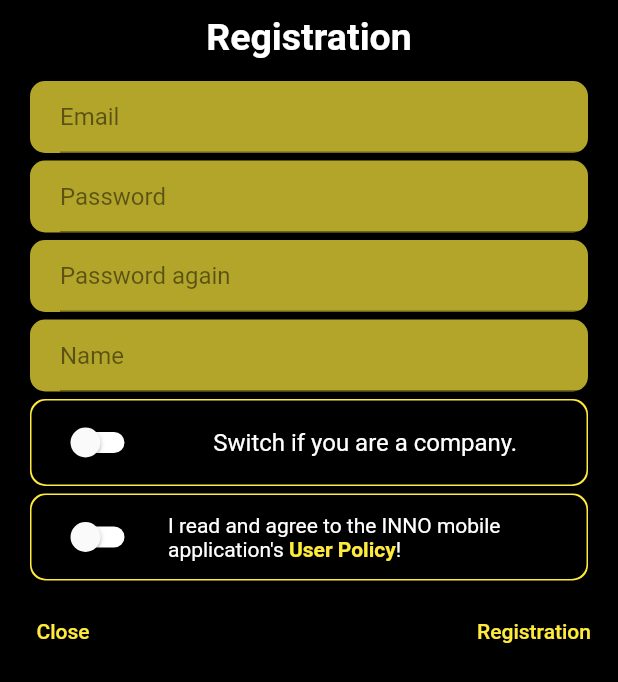
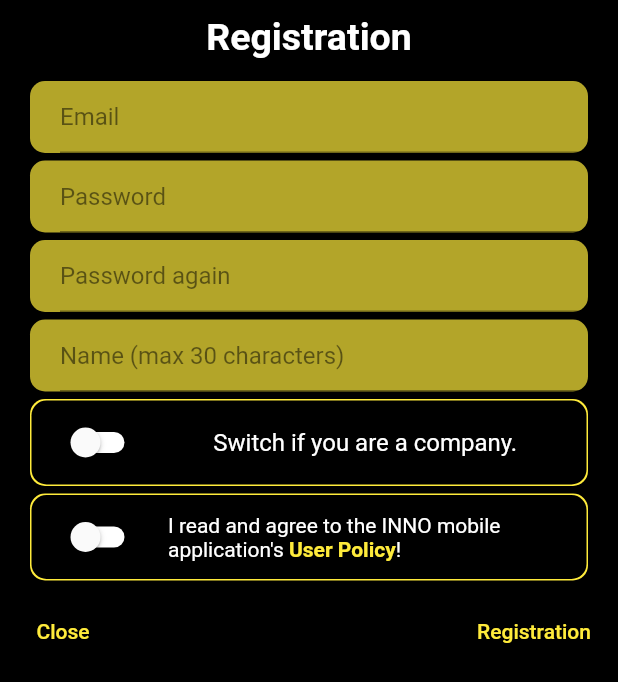
Before and after one commit to kobence98/buildtogether_frontend, a Flutter app: the RegistrationWidget screen opened directly with empty values, on a phone screen of 412 x 824 dp. Shown: the top 682 px of the screen. Run offline on Flutter 3.47's test engine with Material 2 defaults, Android fonts, the phone set to English and light mode, and no system bars; our stand-ins replace flutter_hooks, flutter_phoenix, flutter_typeahead, fluttertoast, geocoding, image_picker and 9 more; missing offline and left inert: profanity_filter; accounts and stored records are empty; network calls fail.

Commit message:
#bug fixes and design (v47)

```diff
--- a/lib/auth/registration_widget.dart
+++ b/lib/auth/registration_widget.dart
@@ -187,6 +187,7 @@ class _RegistrationWidgetState extends State<RegistrationWidget> {
                                 ),
                                 child: TextField(
                                   style: TextStyle(color: Colors.black),
+                                  maxLength: company ? 100 : 30,
                                   controller: company
                                       ? _regCompanyNameController
                                       : _regNameController,
@@ -194,9 +195,10 @@ class _RegistrationWidgetState extends State<RegistrationWidget> {
                                   decoration: InputDecoration(
                                     focusedBorder: OutlineInputBorder(
                                         borderSide: BorderSide.none),
+                                    counterText: '',
                                     hintText: company
                                         ? languages.companyNameLabel
-                                        : languages.nameLabel,
+                                        : languages.nameLabel + languages.maxThirtyLengthLabel,
                                     hintStyle: TextStyle(
                                         color: Colors.black.withOpacity(0.5)),
                                   ),
--- a/lib/languages/english_language.dart
+++ b/lib/languages/english_language.dart
@@ -96,6 +96,9 @@ class LanguageEn extends Languages {
 
   @override
   String get nameLabel => 'Name';
+
+  @override
+  String get maxThirtyLengthLabel => ' (max 30 characters)';
 
   @override
   String switchBetweenCompanyAndSimpleUserLabel(company) =>
--- a/lib/languages/hungarian_language.dart
+++ b/lib/languages/hungarian_language.dart
@@ -91,6 +91,9 @@ class LanguageHu extends Languages {
 
   @override
   String get nameLabel => 'Név';
+
+  @override
+  String get maxThirtyLengthLabel => ' (max 30 karakter)';
 
   @override
   String switchBetweenCompanyAndSimpleUserLabel(company) =>
@@ -288,7 +291,7 @@ class LanguageHu extends Languages {
   //FILTERED POST WIDGET
 
   @override
-  String get ideaIsImplementedMessage => 'This idea is implemented!';
+  String get ideaIsImplementedMessage => 'Ez az ötlet meg lett valósítva!';
 
   @override
   String get clickHereToOpenThePollLabel => 'Kattints ide a szavazás megnyitásához!';
--- a/lib/languages/languages.dart
+++ b/lib/languages/languages.dart
@@ -59,6 +59,8 @@ abstract class Languages {
   String get wrongCredentialsErrorMessage;
 
   String get nameLabel;
+
+  String get maxThirtyLengthLabel;
 
   String switchBetweenCompanyAndSimpleUserLabel(company);
 
--- a/lib/widgets/change_user_data_widget.dart
+++ b/lib/widgets/change_user_data_widget.dart
@@ -2,6 +2,7 @@ import 'dart:convert';
 import 'dart:io';
 
 import 'package:flutter/material.dart';
+import 'package:flutter/services.dart';
 import 'package:flutter_frontend/entities/company.dart';
 import 'package:flutter_frontend/entities/session.dart';
 import 'package:flutter_frontend/entities/user.dart';
@@ -134,8 +135,10 @@ class _ChangeUserDataWidgetState extends State<ChangeUserDataWidget> {
                                     child: TextField(
                                       style: TextStyle(color: Colors.black),
                                       controller: _nameController,
+                                      maxLength: 30,
                                       cursorColor: Colors.black,
                                       decoration: InputDecoration(
+                                        counterText: '',
                                         focusedBorder: OutlineInputBorder(
                                             borderSide: BorderSide.none),
                                         hintText: widget.user.name,
--- a/pubspec.yaml
+++ b/pubspec.yaml
@@ -3,7 +3,7 @@ description: Build together flutter frontend
 
 publish_to: 'none' # Remove this line if you wish to publish to pub.dev
 
-version: 46.0.0+46
+version: 47.0.0+47
 
 environment:
   sdk: ">=2.12.0 <3.0.0"
```
Also changed, not shown: lib/entities/post.dart (+5 -2 lines), lib/widgets/create_post_widget.dart (+33 -25 lines).
